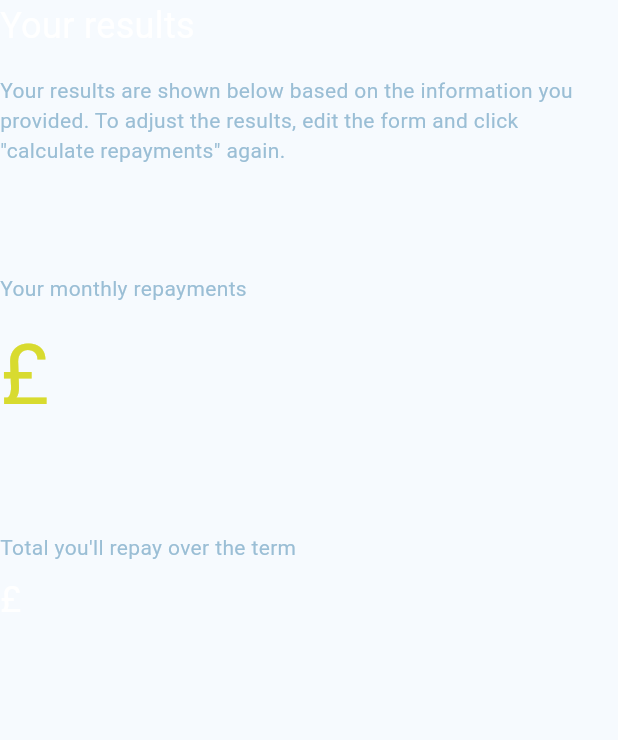
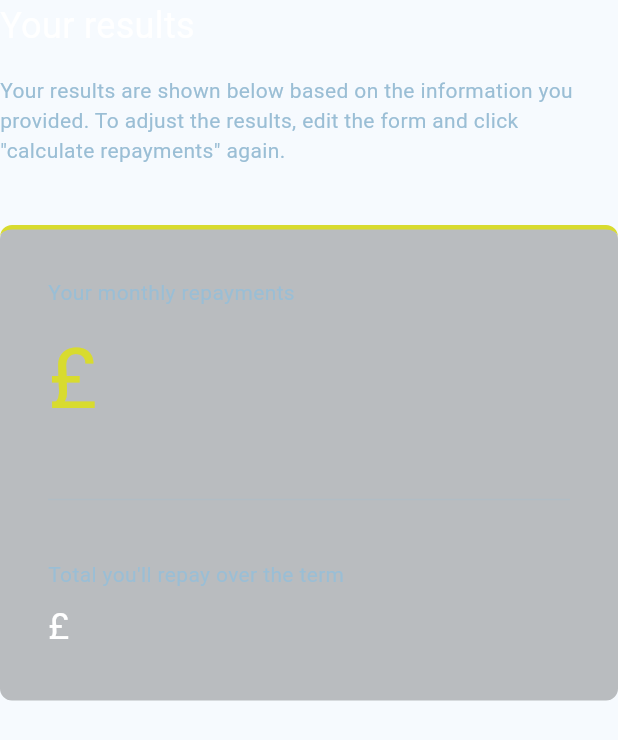
Before and after one commit to jl-stephenson/flutter-mortgage-app, a Flutter app: the ResultsPanel widget shown alone on an empty page, opened directly, on a phone screen of 412 x 824 dp. Shown: the top 740 px of the screen. Run offline on Flutter 3.47's test engine with Material 3 defaults, Android fonts, the phone set to English and light mode, and no system bars; our stand-ins replace cloud_firestore, firebase_auth, firebase_core, flutter_svg, google_sign_in, sign_in_button; accounts and stored records are empty; Roboto replaces fonts that are missing (PlusJakartaSans); statements that could not run were skipped.

Commit message:
Updated style of results panel

```diff
--- /dev/null
+++ b/lib/models/mortgage_input.dart
@@ -0,0 +1,45 @@
+import 'package:cloud_firestore/cloud_firestore.dart';
+
+class MortgageInput {
+  final double amount;
+  final int years;
+  final double interestRate;
+  final String mortgageType;
+  final String userID;
+  final DateTime timestamp;
+
+  MortgageInput({
+    required this.amount,
+    required this.years,
+    required this.interestRate,
+    required this.mortgageType,
+    required this.userID,
+    required this.timestamp,
+  });
+
+  Map<String, dynamic> toFirestore() {
+    return {
+      "amount": amount,
+      "years": years,
+      "interestRate": interestRate,
+      "mortgageType": mortgageType,
+      "userID": userID,
+      "timestamp": timestamp,
+    };
+  }
+
+  factory MortgageInput.fromFirestore(
+    DocumentSnapshot<Map<String, dynamic>> snapshot,
+    SnapshotOptions? options,
+  ) {
+    final data = snapshot.data();
+    return MortgageInput(
+      amount: data?['amount'],
+      years: data?['years'],
+      interestRate: data?['interestRate'],
+      mortgageType: data?['mortgageType'],
+      userID: data?['userID'],
+      timestamp: data?['timestamp'],
+    );
+  }
+}
--- a/lib/widgets/mortgage_form.dart
+++ b/lib/widgets/mortgage_form.dart
@@ -57,7 +57,7 @@ class MortgageFormState extends State<MortgageForm> {
                 children: [
                   const Text("Mortgage Calculator",
                       style: TextStyle(fontSize: 24)),
-                  ElevatedButton(
+                  TextButton(
                     onPressed: _clearForm,
                     child: const Text('Clear all'),
                   ),
--- a/lib/widgets/results_panel.dart
+++ b/lib/widgets/results_panel.dart
@@ -25,7 +25,23 @@ class ResultsPanel extends StatelessWidget {
           'Your results are shown below based on the information you provided. To adjust the results, edit the form and click "calculate repayments" again.',
           style: TextStyle(color: Color.fromRGBO(154, 190, 213, 1)),
         ),
-        const SizedBox(height: 72),
+        const SizedBox(height: 40),
+        Row(
+          children: [
+            Expanded(
+              child: Container(
+                padding: EdgeInsets.all(32.0),
+                decoration: BoxDecoration(
+                  color: const Color.fromRGBO(0, 0, 0, 0.25),
+                  borderRadius: BorderRadius.circular(8),
+                  border: const Border(
+                    top: BorderSide(
+                        color: Color.fromRGBO(216, 219, 47, 1), width: 3),
+                  ),
+                ),
+                child: Column(
+                  crossAxisAlignment: CrossAxisAlignment.start,
+                  children: [
                     const Text(
                       'Your monthly repayments',
                       style: TextStyle(color: Color.fromRGBO(154, 190, 213, 1)),
@@ -38,7 +54,12 @@ class ResultsPanel extends StatelessWidget {
                         fontSize: 56,
                       ),
                     ),
-        const SizedBox(height: 65),
+                    const SizedBox(height: 32),
+                    Divider(
+                      color: Color.fromRGBO(154, 190, 213, 0.25),
+                      thickness: 1.0,
+                    ),
+                    const SizedBox(height: 32),
                     const Text(
                       'Total you\'ll repay over the term',
                       style: TextStyle(color: Color.fromRGBO(154, 190, 213, 1)),
@@ -52,6 +73,12 @@ class ResultsPanel extends StatelessWidget {
                       ),
                     ),
                   ],
+                ),
+              ),
+            ),
+          ],
+        ),
+      ],
     );
   }
 }
```
Also changed, not shown: lib/main.dart (+7 -4 lines), lib/services/calculation.dart (+30 -0 lines). Lines whose indentation alone changed are shown as unchanged.
